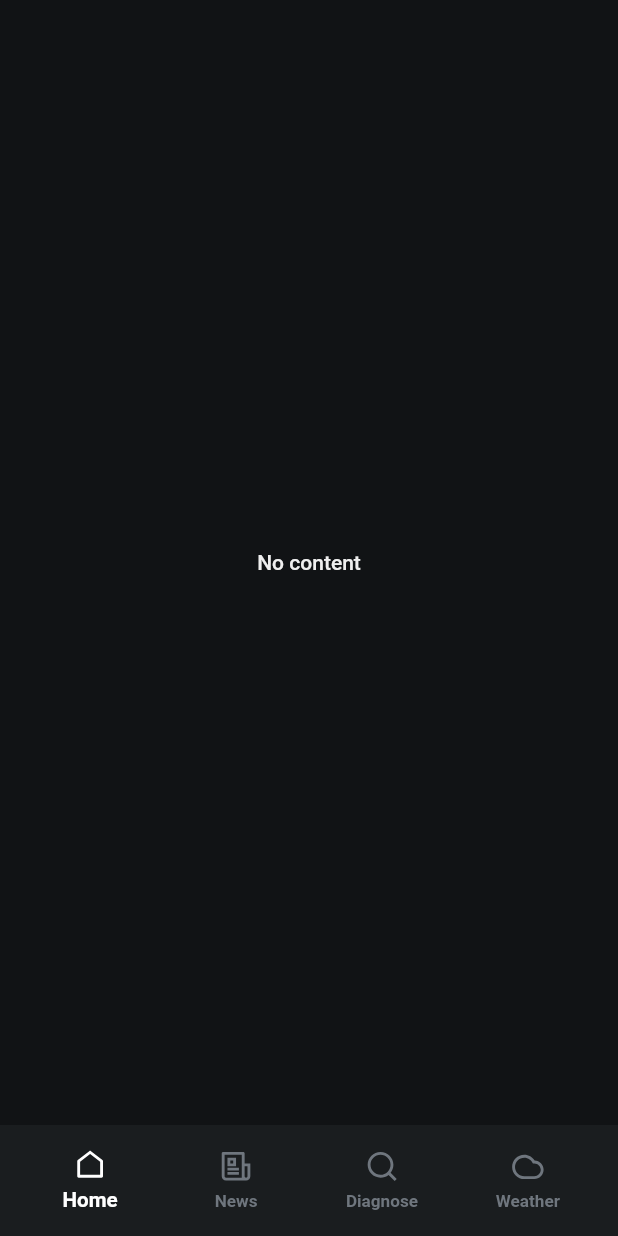
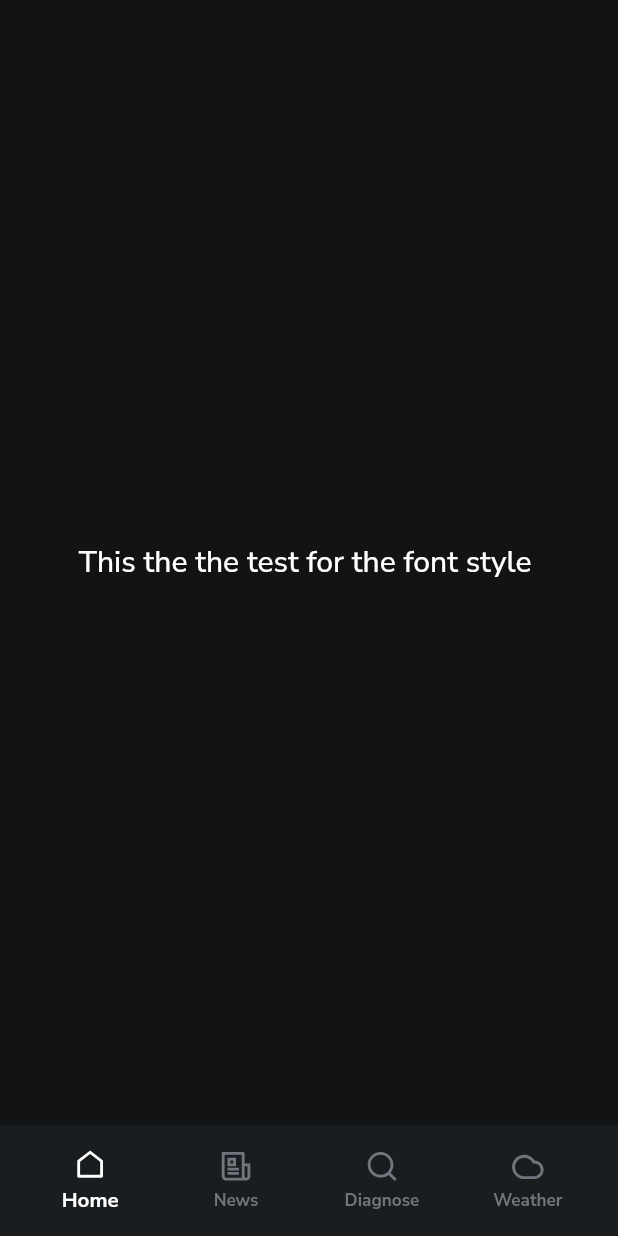
Before and after one commit to ArunChapagain/digifarmer, a Flutter app: the screen it shows after launch, on a phone screen of 412 x 824 dp. Run offline on Flutter 3.47's test engine with Material 3 defaults, Android fonts, the phone set to English and light mode, and no system bars; our stand-ins replace flutter_screenutil, flutter_smart_dialog, google_fonts, remixicon.

Commit message:
style: :lipstick:

```diff
--- a/lib/application.dart
+++ b/lib/application.dart
@@ -1,5 +1,5 @@
 import 'package:digifarmer/view/diseases_detection/diseases_detection.dart';
-import 'package:digifarmer/view/home/home_scree.dart';
+import 'package:digifarmer/view/home/home_screen.dart';
 import 'package:digifarmer/view/news/news_screen.dart';
 import 'package:digifarmer/view/weather/weather_scree.dart';
 import 'package:flutter/material.dart';
--- a/lib/theme/app_theme.dart
+++ b/lib/theme/app_theme.dart
@@ -1,4 +1,5 @@
 import 'package:flutter/material.dart';
+import 'package:google_fonts/google_fonts.dart';
 
 ///Whether to use dark mode
 bool isDarkMode(BuildContext context) {
@@ -47,7 +48,7 @@ class AppThemeGreen {
     useMaterial3: false,
     brightness: Brightness.light,
     //font
-    fontFamily: null,
+    fontFamily: GoogleFonts.nunitoSans().fontFamily,
     //letter
     textTheme: const TextTheme(
       displayLarge: TextStyle(color: Colors.black87),
@@ -108,7 +109,8 @@ class AppThemeGreen {
     useMaterial3: false,
     brightness: Brightness.dark,
     //font
-    fontFamily: null,
+    fontFamily: GoogleFonts.nunitoSans().fontFamily,
+
     //letter
     textTheme: const TextTheme(
       displayLarge: TextStyle(color: Color(0xFFEFEFEF)),
--- a/lib/view/home/home_scree.dart
+++ b/lib/view/home/home_screen.dart
@@ -8,8 +8,8 @@ class HomePage extends StatelessWidget {
     return Scaffold(
       body: SafeArea(
         child: Center(
-          child:
-              Text('No content', style: Theme.of(context).textTheme.bodyLarge),
+          child: Text('This the the test for the font style ',
+              style: Theme.of(context).textTheme.titleLarge),
         ),
       ),
     );
--- a/pubspec.yaml
+++ b/pubspec.yaml
@@ -16,6 +16,7 @@ dependencies:
   flutter_screenutil: ^5.9.1
   flutter_smart_dialog: ^4.9.6+1
   remixicon: ^1.2.0
+  google_fonts: ^6.2.1
 
 dev_dependencies:
   flutter_test:
```
Also changed, not shown: pubspec.lock, 1 other file.
